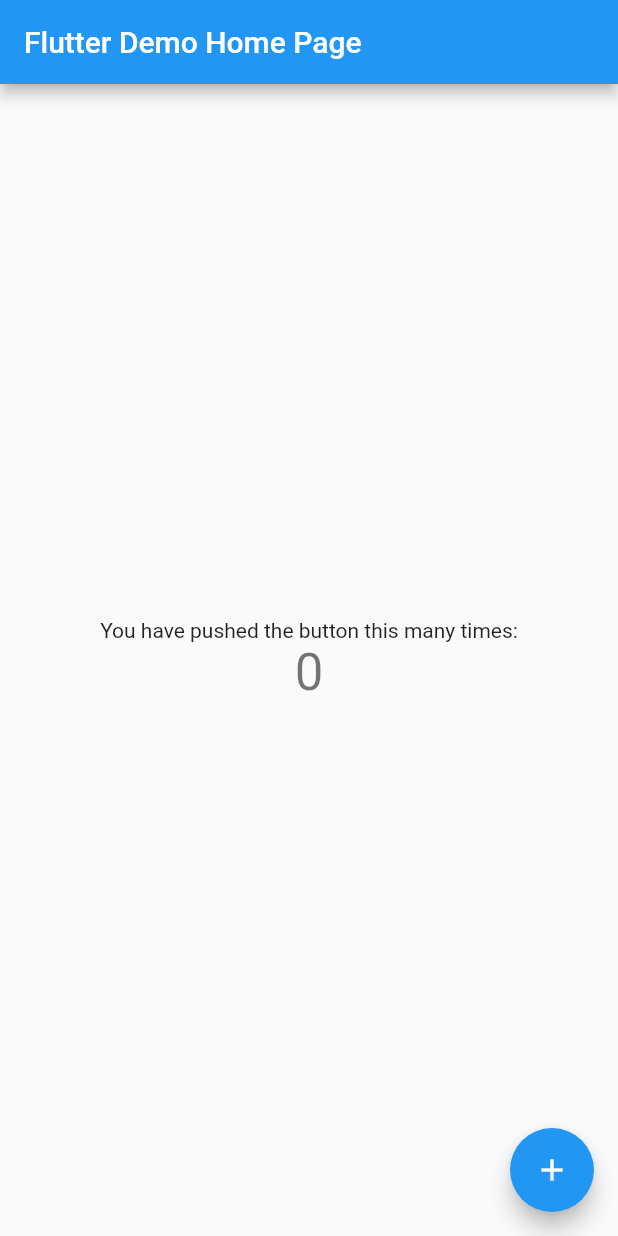
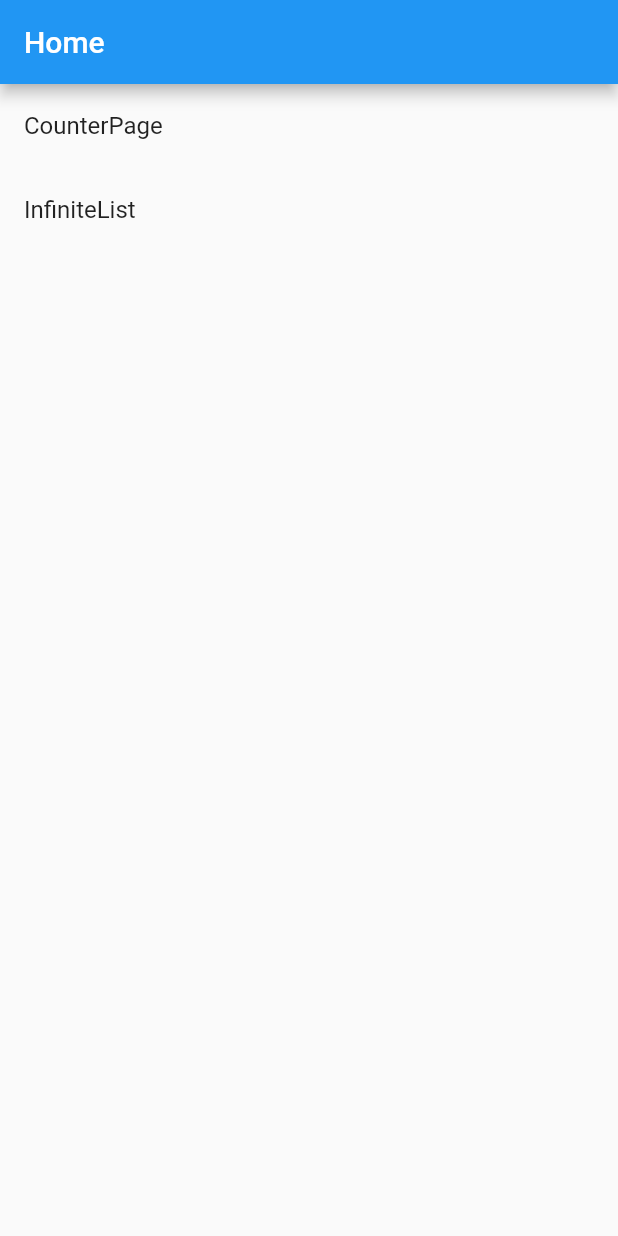
Before and after one commit to quantiza/flutter_bloc_demo, a Flutter app: the screen it shows after launch, on a phone screen of 412 x 824 dp. Run offline on Flutter 3.47's test engine with Material 2 defaults, Android fonts, the phone set to English and light mode, and no system bars; our stand-ins replace bloc, equatable, flutter_bloc, rxdart; network calls fail.

Commit message:
counter & infinite_list

```diff
--- a/lib/main.dart
+++ b/lib/main.dart
@@ -1,111 +1,52 @@
 import 'package:flutter/material.dart';
+import 'counter.dart';
+import 'package:flutter_bloc_demo/list/infinite_list.dart';
 
-void main() => runApp(MyApp());
+void main() {
+  runApp(MyApp());
+}
 
-class MyApp extends StatelessWidget {
-  // This widget is the root of your application.
+
+class MyApp extends StatefulWidget {
+  @override
+  State<StatefulWidget> createState() => MyAppState();
+}
+
+class MyAppState extends State<MyApp> {
+
   @override
   Widget build(BuildContext context) {
     return MaterialApp(
       title: 'Flutter Demo',
-      theme: ThemeData(
-        // This is the theme of your application.
-        //
-        // Try running your application with "flutter run". You'll see the
-        // application has a blue toolbar. Then, without quitting the app, try
-        // changing the primarySwatch below to Colors.green and then invoke
-        // "hot reload" (press "r" in the console where you ran "flutter run",
-        // or simply save your changes to "hot reload" in a Flutter IDE).
-        // Notice that the counter didn't reset back to zero; the application
-        // is not restarted.
-        primarySwatch: Colors.blue,
-      ),
-      home: MyHomePage(title: 'Flutter Demo Home Page'),
+      home: Home(),//BlocProvider(bloc: _counterBloc, child: CounterPage(),),
     );
   }
 }
 
-class MyHomePage extends StatefulWidget {
-  MyHomePage({Key key, this.title}) : super(key: key);
-
-  // This widget is the home page of your application. It is stateful, meaning
-  // that it has a State object (defined below) that contains fields that affect
-  // how it looks.
-
-  // This class is the configuration for the state. It holds the values (in this
-  // case the title) provided by the parent (in this case the App widget) and
-  // used by the build method of the State. Fields in a Widget subclass are
-  // always marked "final".
-
-  final String title;
-
-  @override
-  _MyHomePageState createState() => _MyHomePageState();
-}
-
-class _MyHomePageState extends State<MyHomePage> {
-  int _counter = 0;
-
-  void _incrementCounter() {
-    setState(() {
-      // This call to setState tells the Flutter framework that something has
-      // changed in this State, which causes it to rerun the build method below
-      // so that the display can reflect the updated values. If we changed
-      // _counter without calling setState(), then the build method would not be
-      // called again, and so nothing would appear to happen.
-      _counter++;
-    });
-  }
-
+class Home extends StatelessWidget {
   @override
   Widget build(BuildContext context) {
-    // This method is rerun every time setState is called, for instance as done
-    // by the _incrementCounter method above.
-    //
-    // The Flutter framework has been optimized to make rerunning build methods
-    // fast, so that you can just rebuild anything that needs updating rather
-    // than having to individually change instances of widgets.
-    return Scaffold(
-      appBar: AppBar(
-        // Here we take the value from the MyHomePage object that was created by
-        // the App.build method, and use it to set our appbar title.
-        title: Text(widget.title),
+
+    final listItem = [
+      ListTile(
+        title: Text(CounterPage().runtimeType.toString()),
+        onTap: () => Navigator.push(context, MaterialPageRoute(builder: (context) => CounterPage())),
       ),
-      body: Center(
-        // Center is a layout widget. It takes a single child and positions it
-        // in the middle of the parent.
-        child: Column(
-          // Column is also layout widget. It takes a list of children and
-          // arranges them vertically. By default, it sizes itself to fit its
-          // children horizontally, and tries to be as tall as its parent.
-          //
-          // Invoke "debug painting" (press "p" in the console, choose the
-          // "Toggle Debug Paint" action from the Flutter Inspector in Android
-          // Studio, or the "Toggle Debug Paint" command in Visual Studio Code)
-          // to see the wireframe for each widget.
-          //
-          // Column has various properties to control how it sizes itself and
-          // how it positions its children. Here we use mainAxisAlignment to
-          // center the children vertically; the main axis here is the vertical
-          // axis because Columns are vertical (the cross axis would be
-          // horizontal).
-          mainAxisAlignment: MainAxisAlignment.center,
-          children: <Widget>[
-            Text(
-              'You have pushed the button this many times:',
-            ),
-            Text(
-              '$_counter',
-              style: Theme.of(context).textTheme.display1,
-            ),
-          ],
+      ListTile(
+        title: Text(InfiniteList().runtimeType.toString()),
+        onTap: () => Navigator.push(context, MaterialPageRoute(builder: (context) => InfiniteList())),
+      ),
+    ];
+
+    return new Scaffold(
+      appBar: new AppBar(
+        title: new Text('Home'),
+      ),
+      body: Container(
+        child: ListView(
+          children: listItem,
         ),
       ),
-      floatingActionButton: FloatingActionButton(
-        onPressed: _incrementCounter,
-        tooltip: 'Increment',
-        child: Icon(Icons.add),
-      ), // This trailing comma makes auto-formatting nicer for build methods.
     );
   }
 }
--- a/pubspec.yaml
+++ b/pubspec.yaml
@@ -23,6 +23,12 @@ dependencies:
   # The following adds the Cupertino Icons font to your application.
   # Use with the CupertinoIcons class for iOS style icons.
   cupertino_icons: ^0.1.2
+
+  bloc: ^0.12.0
+  flutter_bloc: ^0.11.0
+  test: ">=1.3.0 <2.0.0"
+  http: ^0.12.0
+  equatable: ^0.2.0
 
 dev_dependencies:
   flutter_test:
```
Also changed, not shown: lib/counter.dart (added, +62 -0 lines), lib/list/infinite_list.dart (added, +221 -0 lines), lib/list/post.dart (added, +12 -0 lines), pubspec.lock, 2 other files.
